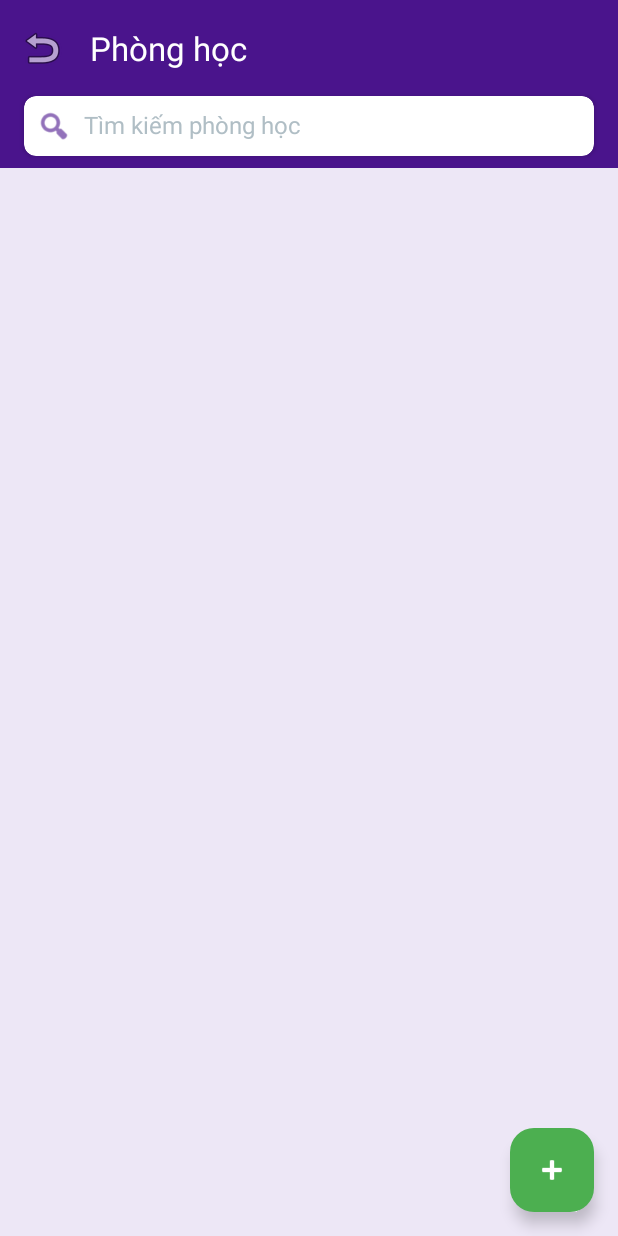
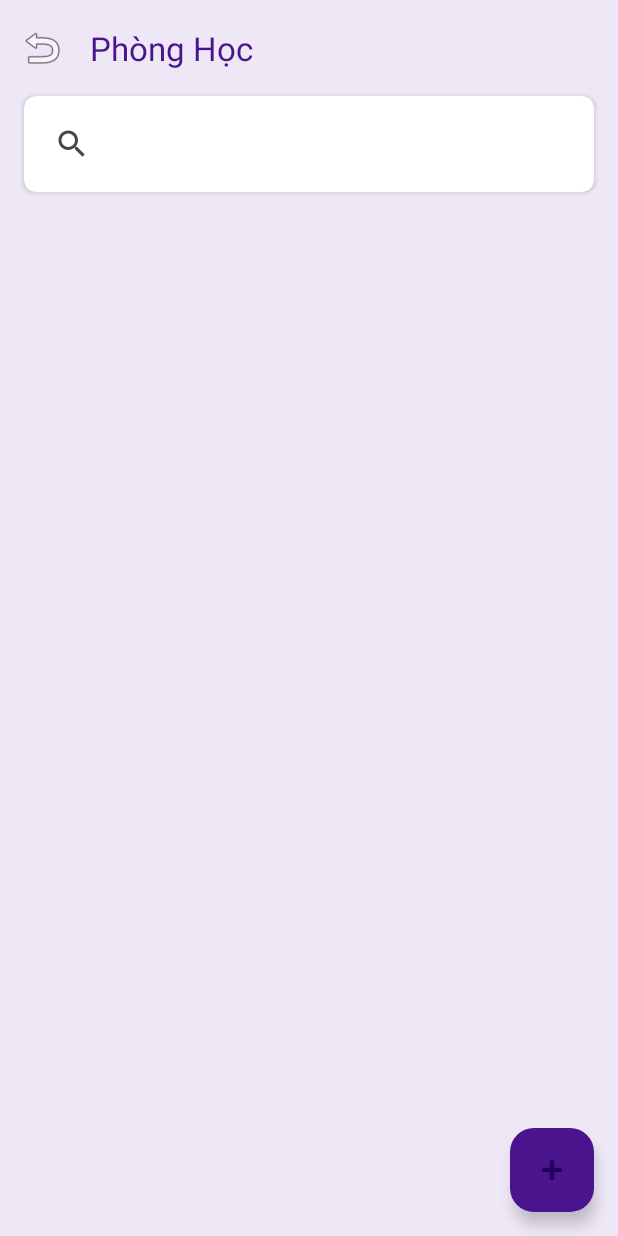
Before and after one commit to Quyennnnnnn/LTMobie, an Android app: the PhongHocActivity screen opened directly, with no data from a screen before it, on a phone screen of 412 x 824 dp. Run offline under Robolectric (Android 15) with nearby library versions, the phone set to English and light mode, and no system bars; our stand-ins replace Room's generated code.

Commit message:
Update giao dien chuc nang tim kiem cho phong hoc

```diff
--- a/app/src/main/res/layout/activity_phong_hoc.xml
+++ b/app/src/main/res/layout/activity_phong_hoc.xml
@@ -1,27 +1,26 @@
 <?xml version="1.0" encoding="utf-8"?>
-<androidx.coordinatorlayout.widget.CoordinatorLayout xmlns:android="http://schemas.android.com/apk/res/android"
+<androidx.coordinatorlayout.widget.CoordinatorLayout
+    xmlns:android="http://schemas.android.com/apk/res/android"
     xmlns:app="http://schemas.android.com/apk/res-auto"
     android:layout_width="match_parent"
     android:layout_height="match_parent"
     android:background="#EDE7F6">
 
-    <!-- Thanh tiêu đề -->
     <com.google.android.material.appbar.AppBarLayout
         android:layout_width="match_parent"
         android:layout_height="wrap_content"
-        android:background="#4A148C"
-        app:elevation="4dp">
+        android:background="@android:color/transparent"
+        app:elevation="0dp">
 
         <androidx.appcompat.widget.Toolbar
             android:id="@+id/toolbar"
             android:layout_width="match_parent"
             android:layout_height="?attr/actionBarSize"
-            app:title="Phòng học"
-            app:titleTextColor="@android:color/white"
+            android:background="@android:color/transparent"
             app:navigationIcon="@android:drawable/ic_menu_revert"
-            app:navigationIconTint="@android:color/white" />
+            app:title="Phòng Học"
+            app:titleTextColor="#4A148C" />
 
-        <!-- Thanh tìm kiếm -->
         <androidx.cardview.widget.CardView
             android:layout_width="match_parent"
             android:layout_height="wrap_content"
@@ -32,52 +31,29 @@
             app:cardElevation="2dp"
             app:cardBackgroundColor="@android:color/white">
 
-            <LinearLayout
+            <androidx.appcompat.widget.SearchView
+                android:id="@+id/searchViewPH"
                 android:layout_width="match_parent"
                 android:layout_height="wrap_content"
-                android:orientation="horizontal"
-                android:padding="8dp">
-
-                <ImageView
-                    android:layout_width="24dp"
-                    android:layout_height="24dp"
-                    android:src="@android:drawable/ic_menu_search"
-                    android:tint="#4A148C"
-                    android:layout_gravity="center_vertical"
-                    android:layout_marginEnd="8dp" />
-
-                <EditText
-                    android:id="@+id/etSearch"
-                    android:layout_width="0dp"
-                    android:layout_height="wrap_content"
-                    android:layout_weight="1"
-                    android:hint="Tìm kiếm phòng học"
-                    android:background="@android:color/transparent"
-                    android:textColor="#212121"
-                    android:textColorHint="#B0BEC5"
-                    android:textSize="16sp" />
-            </LinearLayout>
+                android:layout_margin="8dp"
+                app:queryHint="Tìm kiếm phòng học..." />
         </androidx.cardview.widget.CardView>
     </com.google.android.material.appbar.AppBarLayout>
 
-    <!-- Danh sách phòng học -->
     <androidx.recyclerview.widget.RecyclerView
         android:id="@+id/rvPhongHoc"
         android:layout_width="match_parent"
         android:layout_height="match_parent"
-        app:layout_behavior="@string/appbar_scrolling_view_behavior"
-        android:padding="8dp"
-        android:clipToPadding="false" />
+        app:layout_behavior="@string/appbar_scrolling_view_behavior" />
 
-    <!-- Nút thêm -->
     <com.google.android.material.floatingactionbutton.FloatingActionButton
         android:id="@+id/fabAdd"
         android:layout_width="wrap_content"
         android:layout_height="wrap_content"
-        android:layout_gravity="end|bottom"
+        android:layout_gravity="bottom|end"
         android:layout_margin="16dp"
         android:src="@android:drawable/ic_input_add"
-        app:backgroundTint="#4CAF50"
-        app:fabSize="normal"
-        app:tint="@android:color/white" />
+        android:tint="@android:color/white"
+        app:backgroundTint="#4A148C" />
+
 </androidx.coordinatorlayout.widget.CoordinatorLayout>
```
